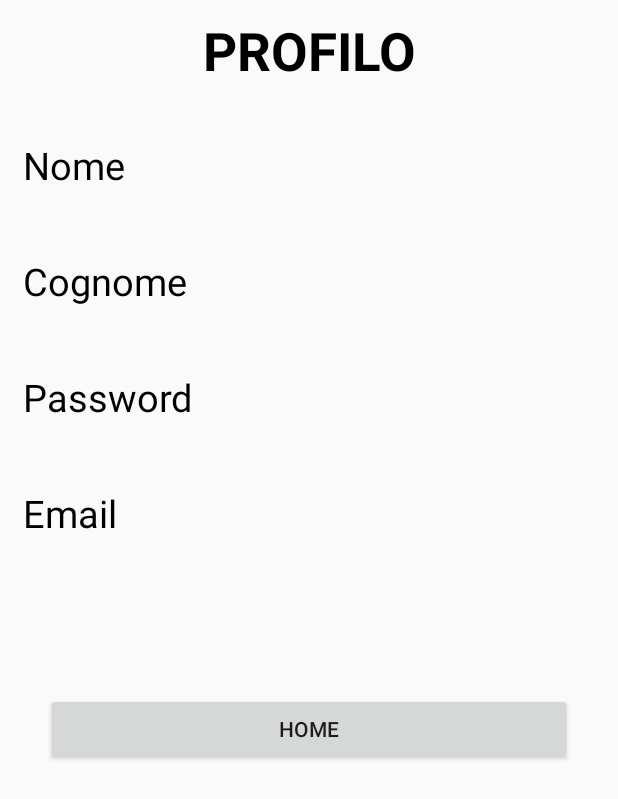
After one commit to luca-ladu-95/ProjectIUM, an Android app: the Profilo screen opened directly, with no data from a screen before it, on a phone screen of 412 x 824 dp. The commit adds this screen. Shown: the top 799 px of the screen. Run offline under Robolectric (Android 15) with nearby library versions, the phone set to English and light mode, and no system bars.

Commit message:
Creata l'activity profilo, ho abbanondato i fragment Ho modificato la registrazione, quando ti registri ti riporta alla home con i tuoi dati

```diff
--- a/app/src/main/AndroidManifest.xml
+++ b/app/src/main/AndroidManifest.xml
@@ -9,7 +9,8 @@
         android:roundIcon="@mipmap/ic_launcher_round"
         android:supportsRtl="true"
         android:theme="@style/AppTheme">
-        <activity android:name=".Registrazione"></activity>
+        <activity android:name=".Profilo"></activity>
+        <activity android:name=".Registrazione" />
         <activity android:name=".Home" />
         <activity android:name=".Login">
             <intent-filter>
--- a/app/src/main/java/com/example/projectium/Home.java
+++ b/app/src/main/java/com/example/projectium/Home.java
@@ -6,6 +6,7 @@ import androidx.appcompat.app.AppCompatActivity;
 import androidx.appcompat.widget.Toolbar;
 import androidx.core.view.GravityCompat;
 import androidx.drawerlayout.widget.DrawerLayout;
+import androidx.fragment.app.FragmentTransaction;
 
 import android.content.Intent;
 import android.os.Bundle;
@@ -19,12 +20,14 @@ import com.google.android.material.navigation.NavigationView;
 
 import java.io.Serializable;
 
+import static com.example.projectium.Login.PERSON_DA_PASSARE;
+
 public class Home extends AppCompatActivity   implements NavigationView.OnNavigationItemSelectedListener {
 
 
     DrawerLayout drawerLayout;
 
-    Persona persona;
+    public Persona persona;
     Toolbar toolbar;
     NavigationView navigationView;
     ActionBarDrawerToggle toggle;
@@ -32,6 +35,7 @@ public class Home extends AppCompatActivity   implements NavigationView.OnNaviga
     Button nuovaPartita,cercaPartita,mappaCampi,prenotazioneEffettuate;
     TextView nomeCognome,nomeNavigationBar;
 
+    public static final String PERSON_DA_PASSARE_2 = "package com.example.projectium";
 
     @Override
     protected void onCreate(Bundle savedInstanceState) {
@@ -46,6 +50,13 @@ public class Home extends AppCompatActivity   implements NavigationView.OnNaviga
         nomeNavigationBar=findViewById(R.id.nomeNavigationBar);
         drawerLayout=findViewById(R.id.drawer);
 
+        /*Quando clicchi su un icona del menu a tendina bisogna aprire un fragment*/
+        navigationView=findViewById(R.id.navigationView);
+
+        navigationView.setNavigationItemSelectedListener(this);
+
+
+        /*Parte del menu a scorrimento */
         toolbar=findViewById(R.id.toolbar);
         setSupportActionBar(toolbar);
 
@@ -56,9 +67,9 @@ public class Home extends AppCompatActivity   implements NavigationView.OnNaviga
         toggle.setDrawerIndicatorEnabled(true);
 
         toggle.syncState();
-
+         /*Richiamo l'intent per recuperare i dati dell'utente*/
         Intent intent = getIntent();
-        Serializable obj = intent.getSerializableExtra(Login.PERSON_DA_PASSARE);
+        Serializable obj = intent.getSerializableExtra(PERSON_DA_PASSARE);
 
         if (obj instanceof Persona) {
             persona = (Persona) obj;
@@ -67,7 +78,6 @@ public class Home extends AppCompatActivity   implements NavigationView.OnNaviga
         }
 
         nomeCognome.setText("Benvenuto, "+persona.getNome());
-
 
 
 
@@ -89,15 +99,35 @@ public class Home extends AppCompatActivity   implements NavigationView.OnNaviga
     public boolean onNavigationItemSelected(@NonNull MenuItem menuItem) {
         switch (menuItem.getItemId()){
             case R.id.nav_home:
+
+                Intent showHOME = new Intent(Home.this, Profilo.class);
+                //Inserisco la persona dentro l'intent
+                showHOME.putExtra(PERSON_DA_PASSARE_2, persona);
+                //richiamo activity
+                startActivity(showHOME);
+
+
                 break;
 
 
             case  R.id.nav_Impostazioni:
                 break;
 
+            case R.id.nav_logout:
+
+                persona = null;
+
+
+
+                Intent showLogin = new Intent(Home.this, Login.class);
+                showLogin.putExtra(PERSON_DA_PASSARE, persona);
+                startActivity(showLogin);
+                finish();
+
         }
 
         menuItem.setChecked(true);
+
         drawerLayout.closeDrawer(GravityCompat.START);
 
         return true;
--- a/app/src/main/java/com/example/projectium/Login.java
+++ b/app/src/main/java/com/example/projectium/Login.java
@@ -35,8 +35,9 @@ public class Login extends AppCompatActivity {
         registrati = findViewById(R.id.registrazione); //cambiato da bottone a parola
 
         /*Debug codice*/
-        //Persona persona1= new Persona("luca","Luca","Ladu","1234");
-        //utenti.put("luca",persona1);
+
+        Persona persona1= new Persona("luca","Luca","Ladu","1234","1234","laduluca95@hotm.it");
+        utenti.put("luca",persona1);
 
         /*Fine debug*/
 
@@ -58,6 +59,8 @@ public class Login extends AppCompatActivity {
                     showHOME.putExtra(PERSON_DA_PASSARE, utente);
                     //richiamo activity
                     startActivity(showHOME);
+                    finish();
+
                 }
             }
         });
--- /dev/null
+++ b/app/src/main/java/com/example/projectium/Profilo.java
@@ -0,0 +1,61 @@
+package com.example.projectium;
+
+import androidx.appcompat.app.AppCompatActivity;
+
+import android.content.Intent;
+import android.os.Bundle;
+import android.view.View;
+import android.widget.Button;
+import android.widget.TextView;
+
+import java.io.Serializable;
+
+import static com.example.projectium.Login.PERSON_DA_PASSARE;
+
+public class Profilo extends AppCompatActivity {
+
+    Persona persona;
+    TextView nome,cognome,email,passowrd;
+    Button esci;
+    @Override
+    protected void onCreate(Bundle savedInstanceState) {
+        super.onCreate(savedInstanceState);
+        setContentView(R.layout.activity_profilo);
+
+
+        nome=findViewById(R.id.nome_fragment_profilo);
+        cognome=findViewById(R.id.cognome_frament_prfilo);
+        email=findViewById(R.id.email_fragment_profilo);
+        passowrd=findViewById(R.id.password_fragment_profilo);
+        esci=findViewById(R.id.button_profilo_home);
+
+
+        Intent intent = getIntent();
+        Serializable obj = intent.getSerializableExtra(PERSON_DA_PASSARE);
+
+        if (obj instanceof Persona) {
+            persona = (Persona) obj;
+        } else {
+            persona = new Persona();
+        }
+
+        nome.setText(persona.getNome());
+        cognome.setText(persona.getCognome());
+        email.setText(persona.getEmail());
+        passowrd.setText(persona.getPassowrd());
+
+
+        esci.setOnClickListener(new View.OnClickListener() {
+            @Override
+            public void onClick(View v) {
+                Intent showHOME = new Intent(Profilo.this, Home.class);
+                //Inserisco la persona dentro l'intent
+                showHOME.putExtra(PERSON_DA_PASSARE, persona);
+                //richiamo activity
+                startActivity(showHOME);
+                finish();
+            }
+        });
+
+    }
+}
--- a/app/src/main/java/com/example/projectium/Registrazione.java
+++ b/app/src/main/java/com/example/projectium/Registrazione.java
@@ -8,6 +8,7 @@ import android.view.View;
 import android.widget.Button;
 import android.widget.EditText;
 
+import static com.example.projectium.Login.PERSON_DA_PASSARE;
 import static com.example.projectium.Login.utenti;
 
 
@@ -51,10 +52,10 @@ public class Registrazione extends AppCompatActivity {
                     utenti.put(utente.getUserId(), utente);
 
                     //creo l'oggetto di tipo intent che ci serve per far comunicare le 2 activity
-                    Intent collegamento = new Intent(Registrazione.this, Login.class);
+                    Intent collegamento = new Intent(Registrazione.this, Home.class);
 
                     //inserisco i dati di persona dentro il nuovo intent
-                    collegamento.putExtra(PERSON_DA_PASSARE2, utente);
+                    collegamento.putExtra(PERSON_DA_PASSARE, utente);
 
                     //richiama l'activity che vogliamo visualizzare (da ripetere per i bottoni)
                     startActivity(collegamento);
--- a/app/src/main/res/layout/activity_home.xml
+++ b/app/src/main/res/layout/activity_home.xml
@@ -12,7 +12,7 @@
     <FrameLayout
         android:layout_width="match_parent"
         android:layout_height="match_parent"
-        android:id="@+id/main_container">
+        android:id="@+id/fragment_container">
 
     </FrameLayout>
 
@@ -50,7 +50,7 @@
             android:id="@+id/imageView2"
             android:layout_width="wrap_content"
             android:layout_height="154dp"
-            android:src="@drawable/calciatore" />
+            android:src="@drawable/calciatore2" />
 
         <Space
             android:layout_width="match_parent"
--- a/app/src/main/res/layout/activity_login.xml
+++ b/app/src/main/res/layout/activity_login.xml
@@ -18,7 +18,7 @@
             android:id="@+id/imageView"
             android:layout_width="match_parent"
             android:layout_height="220dp"
-            android:src="@drawable/calciatore_viola" />
+            android:src="@drawable/calciatore2" />
 
         <Space
             android:layout_width="match_parent"
--- /dev/null
+++ b/app/src/main/res/layout/activity_profilo.xml
@@ -0,0 +1,137 @@
+<?xml version="1.0" encoding="utf-8"?>
+<LinearLayout xmlns:android="http://schemas.android.com/apk/res/android"
+    xmlns:app="http://schemas.android.com/apk/res-auto"
+    android:orientation="vertical"
+    xmlns:tools="http://schemas.android.com/tools"
+    android:layout_width="match_parent"
+    android:layout_height="match_parent"
+    tools:context=".Profilo">
+
+    <TextView
+        android:id="@+id/profilo_text_alto"
+        android:paddingTop="10dp"
+        android:layout_width="match_parent"
+        android:layout_height="wrap_content"
+        android:textAlignment="center"
+        android:text="PROFILO"
+        android:textColor="@color/nero"
+        android:textSize="35dp"
+        android:textStyle="bold" />
+
+    <ScrollView
+
+        android:layout_width="match_parent"
+        android:layout_height="match_parent"
+        android:padding="15dp">
+
+
+        <LinearLayout
+            android:layout_width="match_parent"
+            android:layout_height="wrap_content"
+            android:orientation="vertical">
+
+            <Space
+                android:layout_width="match_parent"
+                android:layout_height="20dp">
+
+            </Space>
+
+            <TextView
+                android:id="@+id/textView4"
+                android:layout_width="match_parent"
+                android:layout_height="wrap_content"
+                android:text="Nome"
+                android:textColor="@color/nero"
+                android:textSize="25dp" />
+
+            <TextView
+                android:id="@+id/nome_fragment_profilo"
+                android:layout_width="match_parent"
+                android:layout_height="wrap_content"
+                android:text=""
+                android:textColor="@color/nero"
+                android:textSize="20dp"/>
+
+            <Space
+                android:layout_width="match_parent"
+                android:layout_height="15dp" />
+
+            <TextView
+                android:id="@+id/textView6"
+                android:layout_width="match_parent"
+                android:layout_height="wrap_content"
+                android:text="Cognome"
+                android:textColor="@color/nero"
+                android:textSize="25dp" />
+
+            <TextView
+                android:id="@+id/cognome_frament_prfilo"
+                android:layout_width="match_parent"
+                android:layout_height="wrap_content"
+                android:text=""
+                android:textColor="@color/nero"
+                android:textSize="20dp"/>
+
+            <Space
+                android:layout_width="match_parent"
+                android:layout_height="15dp" />
+
+            <TextView
+                android:id="@+id/textView8"
+                android:layout_width="match_parent"
+                android:layout_height="wrap_content"
+                android:text="Password"
+                android:textColor="@color/nero"
+                android:textSize="25dp" />
+
+            <TextView
+                android:id="@+id/password_fragment_profilo"
+                android:layout_width="match_parent"
+                android:layout_height="wrap_content"
+                android:textColor="@color/nero"
+                android:text=""
+                android:textSize="20dp"/>
+
+            <Space
+                android:layout_width="match_parent"
+                android:layout_height="15dp" />
+
+            <TextView
+                android:id="@+id/textView10"
+                android:layout_width="match_parent"
+                android:layout_height="wrap_content"
+                android:text="Email"
+                android:textColor="@color/nero"
+                android:textSize="25dp" />
+
+            <TextView
+                android:id="@+id/email_fragment_profilo"
+                android:layout_width="match_parent"
+                android:layout_height="wrap_content"
+                android:textColor="@color/nero"
+                android:text=""
+                android:textSize="20dp"/>
+
+            <LinearLayout
+                android:layout_width="match_parent"
+                android:layout_height="match_parent"
+                android:padding="15dp"
+                android:orientation="vertical">
+
+                <Space
+                    android:layout_width="match_parent"
+                    android:layout_height="60dp" />
+
+                <Button
+                    android:id="@+id/button_profilo_home"
+                    android:layout_width="match_parent"
+                    android:layout_height="wrap_content"
+                    android:text="Home" />
+            </LinearLayout>
+
+
+        </LinearLayout>
+    </ScrollView>
+
+
+</LinearLayout>
--- a/app/src/main/res/menu/drawermenu.xml
+++ b/app/src/main/res/menu/drawermenu.xml
@@ -5,8 +5,8 @@
     <group android:checkableBehavior="single">
         <item
             android:id="@+id/nav_home"
-            android:icon="@drawable/ic_home_black_24dp"
-            android:title="Home" />
+            android:icon="@drawable/ic_person_black_24dp"
+            android:title="Profilo" />
         <item
             android:id="@+id/nav_Calendario"
             android:icon="@drawable/ic_today_black_24dp"
```
